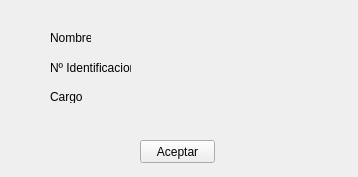
sergiomona89/qtInventory, file src/uis/Info_usuario.ui: the form before one commit.
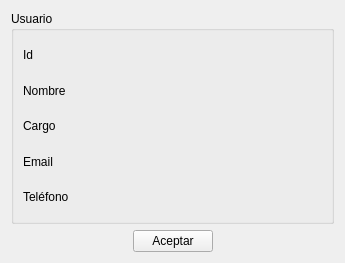
The form after the commit.

Commit message: mostramos la informacion del usuario en Info_usuario.h

```diff
--- a/src/uis/Info_usuario.ui
+++ b/src/uis/Info_usuario.ui
@@ -6,104 +6,127 @@
    <rect>
     <x>0</x>
     <y>0</y>
-    <width>358</width>
-    <height>177</height>
+    <width>345</width>
+    <height>263</height>
    </rect>
   </property>
   <property name="windowTitle">
    <string>Form</string>
   </property>
-  <widget class="QLabel" name="NombreLabel">
-   <property name="geometry">
-    <rect>
-     <x>160</x>
-     <y>30</y>
-     <width>46</width>
-     <height>13</height>
-    </rect>
-   </property>
-   <property name="text">
-    <string/>
-   </property>
-  </widget>
-  <widget class="QLabel" name="idLabel">
-   <property name="geometry">
-    <rect>
-     <x>160</x>
-     <y>60</y>
-     <width>46</width>
-     <height>13</height>
-    </rect>
-   </property>
-   <property name="text">
-    <string/>
-   </property>
-  </widget>
-  <widget class="QLabel" name="cargoLabel">
-   <property name="geometry">
-    <rect>
-     <x>160</x>
-     <y>90</y>
-     <width>46</width>
-     <height>13</height>
-    </rect>
-   </property>
-   <property name="text">
-    <string/>
-   </property>
-  </widget>
-  <widget class="QLabel" name="label">
-   <property name="geometry">
-    <rect>
-     <x>50</x>
-     <y>30</y>
-     <width>41</width>
-     <height>16</height>
-    </rect>
-   </property>
-   <property name="text">
-    <string>Nombre</string>
-   </property>
-  </widget>
-  <widget class="QLabel" name="label_3">
-   <property name="geometry">
-    <rect>
-     <x>50</x>
-     <y>90</y>
-     <width>46</width>
-     <height>13</height>
-    </rect>
-   </property>
-   <property name="text">
-    <string>Cargo</string>
-   </property>
-  </widget>
-  <widget class="QLabel" name="label_2">
-   <property name="geometry">
-    <rect>
-     <x>50</x>
-     <y>60</y>
-     <width>81</width>
-     <height>16</height>
-    </rect>
-   </property>
-   <property name="text">
-    <string>Nº Identificacion</string>
-   </property>
-  </widget>
-  <widget class="QPushButton" name="aceptarPushButton">
-   <property name="geometry">
-    <rect>
-     <x>140</x>
-     <y>140</y>
-     <width>75</width>
-     <height>23</height>
-    </rect>
-   </property>
-   <property name="text">
-    <string>Aceptar</string>
-   </property>
-  </widget>
+  <layout class="QGridLayout" name="gridLayout">
+   <item row="0" column="0" colspan="3">
+    <widget class="QGroupBox" name="groupBox">
+     <property name="title">
+      <string>Usuario</string>
+     </property>
+     <layout class="QGridLayout" name="gridLayout_2">
+      <item row="1" column="0">
+       <widget class="QLabel" name="label">
+        <property name="text">
+         <string>Nombre</string>
+        </property>
+       </widget>
+      </item>
+      <item row="1" column="1">
+       <widget class="QLabel" name="NombreLabel">
+        <property name="text">
+         <string/>
+        </property>
+       </widget>
+      </item>
+      <item row="3" column="0">
+       <widget class="QLabel" name="label_2">
+        <property name="text">
+         <string>Email</string>
+        </property>
+       </widget>
+      </item>
+      <item row="3" column="1">
+       <widget class="QLabel" name="EmailLabel">
+        <property name="text">
+         <string/>
+        </property>
+       </widget>
+      </item>
+      <item row="0" column="0">
+       <widget class="QLabel" name="label_4">
+        <property name="text">
+         <string>Id</string>
+        </property>
+       </widget>
+      </item>
+      <item row="0" column="1">
+       <widget class="QLabel" name="IdLabel">
+        <property name="text">
+         <string/>
+        </property>
+       </widget>
+      </item>
+      <item row="2" column="0">
+       <widget class="QLabel" name="label_3">
+        <property name="text">
+         <string>Cargo</string>
+        </property>
+       </widget>
+      </item>
+      <item row="2" column="1">
+       <widget class="QLabel" name="CargoLabel">
+        <property name="text">
+         <string/>
+        </property>
+       </widget>
+      </item>
+      <item row="4" column="0">
+       <widget class="QLabel" name="label_5">
+        <property name="text">
+         <string>Teléfono</string>
+        </property>
+       </widget>
+      </item>
+      <item row="4" column="1">
+       <widget class="QLabel" name="TelefonoLabel">
+        <property name="text">
+         <string/>
+        </property>
+       </widget>
+      </item>
+     </layout>
+    </widget>
+   </item>
+   <item row="1" column="0">
+    <spacer name="horizontalSpacer">
+     <property name="orientation">
+      <enum>Qt::Horizontal</enum>
+     </property>
+     <property name="sizeHint" stdset="0">
+      <size>
+       <width>121</width>
+       <height>20</height>
+      </size>
+     </property>
+    </spacer>
+   </item>
+   <item row="1" column="1">
+    <widget class="QPushButton" name="AceptarPushButton">
+     <property name="text">
+      <string>Aceptar</string>
+     </property>
+    </widget>
+   </item>
+   <item row="1" column="2">
+    <spacer name="horizontalSpacer_2">
+     <property name="orientation">
+      <enum>Qt::Horizontal</enum>
+     </property>
+     <property name="sizeHint" stdset="0">
+      <size>
+       <width>120</width>
+       <height>20</height>
+      </size>
+     </property>
+    </spacer>
+   </item>
+  </layout>
  </widget>
  <resources/>
  <connections/>
```
The commit also changes 7 other files.
